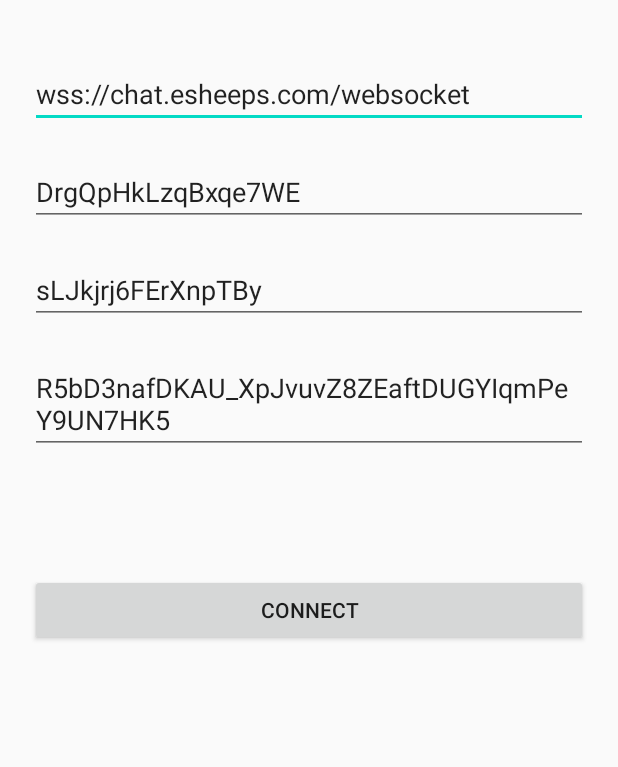
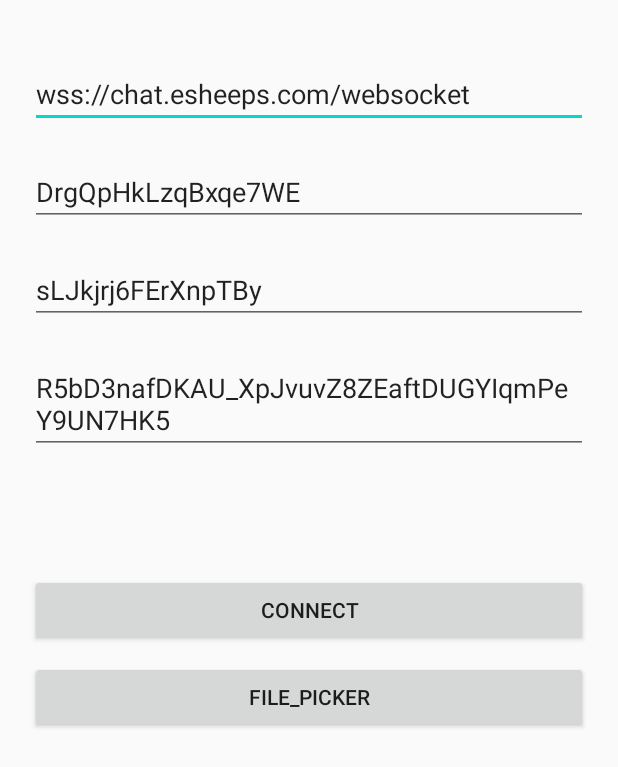
Before and after one commit to ruilisi/im_android, an Android app: the screen it shows after launch (MainActivity), on a phone screen of 412 x 824 dp. Shown: the top 767 px of the screen. Run offline under Robolectric (Android 15) with nearby library versions, the phone set to English and light mode, and no system bars; libraries missing offline, so code that uses them is left out: com.chat.android, com.rls.pickfile.

Commit message:
add filepikcer enter

```diff
--- a/app/build.gradle
+++ b/app/build.gradle
@@ -37,6 +37,7 @@ dependencies {
     implementation 'androidx.appcompat:appcompat:1.2.0'
     implementation 'androidx.constraintlayout:constraintlayout:2.0.4'
     implementation project(path: ':im.chat.android.sdk')
+    implementation project(path: ':android.file.picker')
     testImplementation 'junit:junit:4.12'
     androidTestImplementation 'androidx.test.ext:junit:1.1.2'
     androidTestImplementation 'androidx.test.espresso:espresso-core:3.3.0'
--- a/app/src/main/java/com/rls/im/MainActivity.kt
+++ b/app/src/main/java/com/rls/im/MainActivity.kt
@@ -1,5 +1,6 @@
 package com.rls.im
 
+import android.content.Intent
 import android.os.Bundle
 import android.view.View
 import android.widget.EditText
@@ -8,6 +9,7 @@ import androidx.appcompat.app.AppCompatActivity
 import com.chat.android.im.config.IM
 import com.chat.android.im.config.UnifyDataConfig
 import com.chat.android.im.helper.IMCallback
+import com.rls.pickfile.android.activity.FilePickerActivity
 
 class MainActivity : AppCompatActivity() {
 
@@ -27,6 +29,10 @@ class MainActivity : AppCompatActivity() {
         roomId = findViewById(R.id.room_id)
         userId = findViewById(R.id.user_id)
         userToken = findViewById(R.id.user_token)
+    }
+
+    fun filePick(view: View?) {
+        startActivity(Intent(this, FilePickerActivity::class.java))
     }
 
     fun connect(view: View?) {
--- a/app/src/main/res/layout/activity_main.xml
+++ b/app/src/main/res/layout/activity_main.xml
@@ -56,6 +56,16 @@
             android:paddingBottom="5dp"
             android:text="connect" />
 
+        <Button
+            android:id="@+id/file"
+            android:layout_width="match_parent"
+            android:layout_height="wrap_content"
+            android:layout_marginTop="10dp"
+            android:onClick="filePick"
+            android:paddingTop="5dp"
+            android:paddingBottom="5dp"
+            android:text="file_picker" />
+
 
     </LinearLayout>
 
--- a/settings.gradle
+++ b/settings.gradle
@@ -1,3 +1,4 @@
+include ':android.file.picker'
 include ':im.chat.android.sdk'
 include ':app'
 rootProject.name = "im_android"
```
Also changed, not shown: 1 other file.
